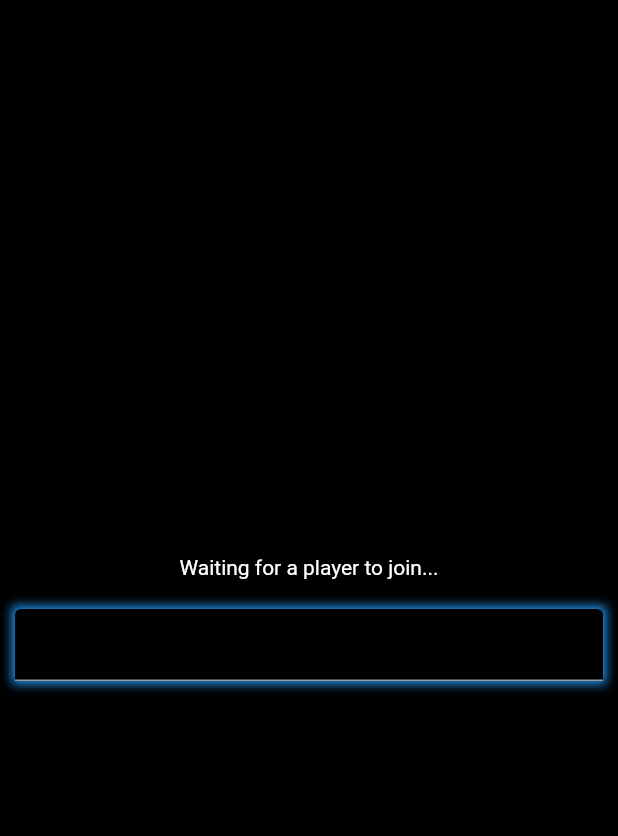
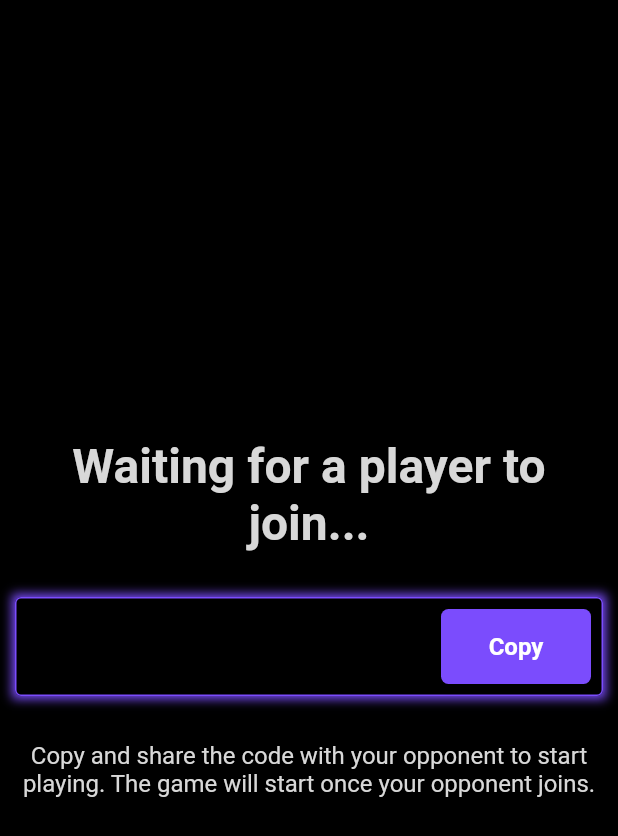
Before and after one commit to pozadkey/tic_tac_toe_frenzy, a Flutter app: the WaitingLobby widget shown alone on an empty page, opened directly, on a phone screen of 412 x 824 dp. Shown: the top 836 px of the screen. Run offline on Flutter 3.47's test engine with Material 2 defaults, Android fonts, the phone set to English and light mode, and no system bars; our stand-ins replace flutter_dotenv, socket_io_client; network calls fail.

Commit message:
added a function to copy game id to clipboard

```diff
--- a/lib/components/custom_textfield.dart
+++ b/lib/components/custom_textfield.dart
@@ -6,11 +6,12 @@ class CustomTextField extends StatelessWidget {
   final TextEditingController controller;
   final String hintText;
   final bool isReadOnly;
+  final Widget? mySuffix;
   const CustomTextField({
     Key? key,
     required this.controller,
     required this.hintText,
-    this.isReadOnly = false,
+    this.isReadOnly = false, this.mySuffix,
   }) : super(key: key);
 
   @override
@@ -19,7 +20,7 @@ class CustomTextField extends StatelessWidget {
       decoration: const BoxDecoration(
         boxShadow: [
           BoxShadow(
-            color: Colors.blue,
+            color: Color.fromARGB(255, 123, 76, 253),
             blurRadius: 5,
             spreadRadius: 2,
           )
@@ -32,6 +33,15 @@ class CustomTextField extends StatelessWidget {
           fillColor: bgColor,
           filled: true,
           hintText: hintText,
+          enabledBorder: const OutlineInputBorder(
+              borderSide: BorderSide(
+            color: Color.fromARGB(255, 123, 76, 253),
+          )),
+          focusedBorder: const OutlineInputBorder(
+              borderSide: BorderSide(
+            color: Color.fromARGB(255, 123, 76, 253),
+          )),
+          suffixIcon: mySuffix
         ),
       ),
     );
--- a/lib/views/waiting_lobby.dart
+++ b/lib/views/waiting_lobby.dart
@@ -1,4 +1,5 @@
 import 'package:flutter/material.dart';
+import 'package:flutter/services.dart';
 import 'package:provider/provider.dart';
 
 import '../components/custom_textfield.dart';
@@ -32,18 +33,64 @@ class _WaitingLobbyState extends State<WaitingLobby> {
 
   @override
   Widget build(BuildContext context) {
+    final String textToCopy =
+        roomIdController.text; // Get Room ID from textfield
+
+    // Copy Room ID
+    void copyToClipboard() {
+      Clipboard.setData(ClipboardData(text: textToCopy));
+      ScaffoldMessenger.of(context).showSnackBar(
+        SnackBar(
+          content: Text('Copied to clipboard: $textToCopy'),
+        ),
+      );
+    }
+
     return Responsive(
       child: Padding(
         padding: const EdgeInsets.fromLTRB(10, 0, 10, 0),
         child: Column(
           mainAxisAlignment: MainAxisAlignment.center,
           children: [
-            const Text('Waiting for a player to join...'),
-            const SizedBox(height: 20),
+            const Text(
+              'Waiting for a player to join...',
+              style: TextStyle(
+                  fontSize: 32,
+                  color: Color.fromARGB(255, 216, 216, 216),
+                  fontWeight: FontWeight.bold),
+              textAlign: TextAlign.center,
+            ),
+            const SizedBox(height: 30),
             CustomTextField(
               controller: roomIdController,
               hintText: '',
               isReadOnly: true,
+              mySuffix: Container(
+                margin: const EdgeInsets.all(8),
+                child: ElevatedButton(
+                  style: ElevatedButton.styleFrom(
+                    backgroundColor: const Color.fromARGB(255, 123, 76, 253),
+                    minimumSize: const Size(100, 50),
+                    shape: RoundedRectangleBorder(
+                      borderRadius: BorderRadius.circular(5.0),
+                    ),
+                  ),
+                  onPressed: copyToClipboard,
+                  child: const Text(
+                    'Copy',
+                    style: TextStyle(fontWeight: FontWeight.bold, fontSize: 16),
+                  ),
+                ),
+              ),
+            ),
+            const SizedBox(height: 30),
+            const Text(
+              'Copy and share the code with your opponent to start playing. The game will start once your opponent joins.',
+              style: TextStyle(
+                fontSize: 16,
+                color: Color.fromARGB(255, 216, 216, 216),
+              ),
+              textAlign: TextAlign.center,
             ),
           ],
         ),
```
